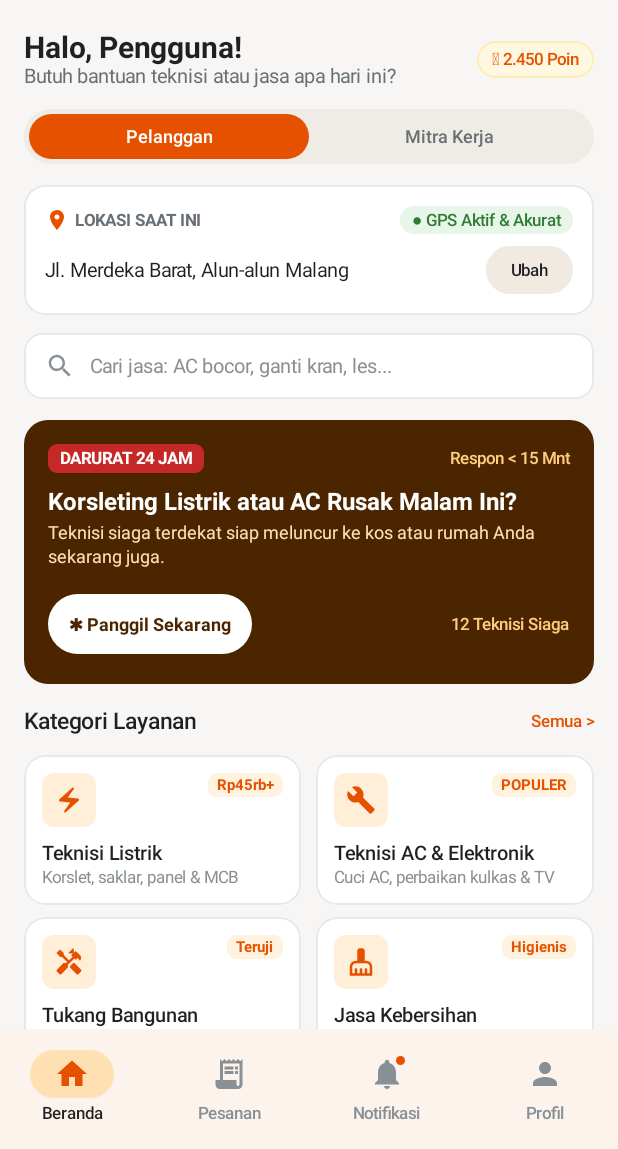
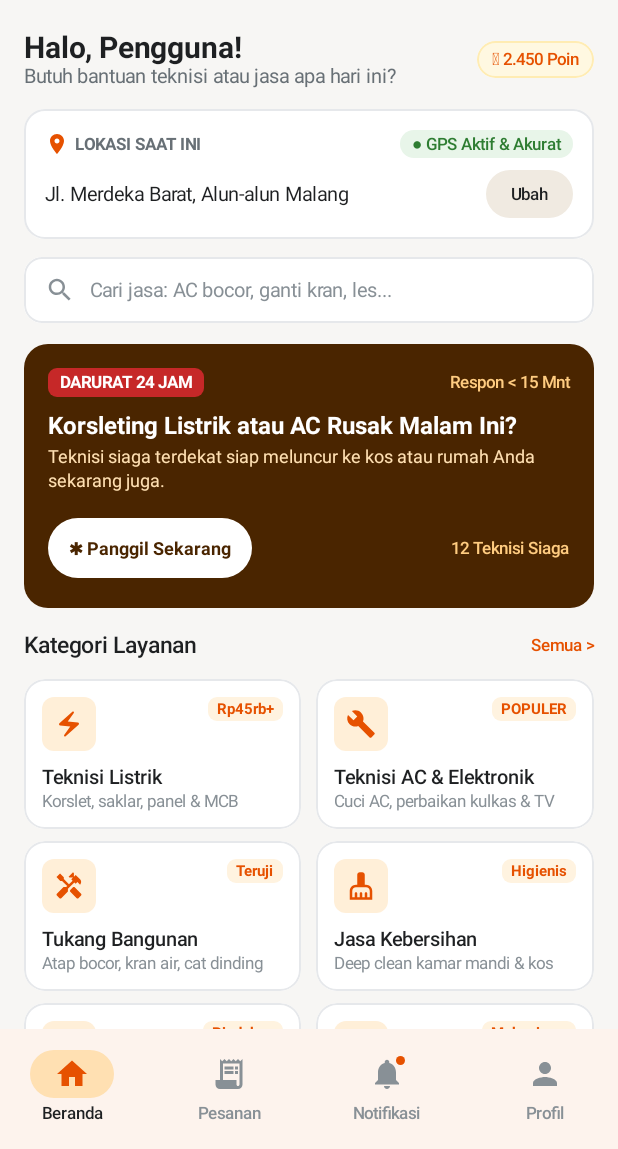
Before and after one commit to galihpraditya/Bantuin, an Android app built with Jetpack Compose: the CustomerHomeScreen screen opened through its navigation route, on a phone screen of 412 x 824 dp, the part 87-1236 px from its top. Run offline under Robolectric (Android 15) with nearby library versions, the phone set to English and light mode, and no system bars; libraries missing offline, so code that uses them is left out: org.osmdroid.config; pictures from the network do not load.

Commit message:
home screen

```diff
--- a/app/src/main/java/id/bantuin/app/ui/customer/home/CustomerHomeScreen.kt
+++ b/app/src/main/java/id/bantuin/app/ui/customer/home/CustomerHomeScreen.kt
@@ -83,8 +83,6 @@ import id.bantuin.app.ui.theme.TextSecondary
 fun CustomerHomeScreen(
     orderFlow: OrderFlowManager,
     onCategoryClick: (Int) -> Unit,
-    onSwitchToProvider: () -> Unit,
-    onSwitchToProviderUnauthorized: () -> Unit,
     onEmergencyClick: () -> Unit,
     repository: BantuinRepository,
     viewModel: CustomerHomeViewModel = viewModel(factory = BantuinViewModelFactory(repository)),
@@ -106,13 +104,7 @@ fun CustomerHomeScreen(
         // 1. Header & Sapaan
         item {
             CustomerHeaderSection(
-                customerName = uiState.user?.fullName ?: "Pengguna",
-                onSwitchRole = {
-                    viewModel.switchToProvider(
-                        onAllowed = onSwitchToProvider,
-                        onUnauthorized = onSwitchToProviderUnauthorized
-                    )
-                }
+                customerName = uiState.user?.fullName ?: "Pengguna"
             )
         }
 
@@ -184,8 +176,7 @@ fun CustomerHomeScreen(
 
 @Composable
 private fun CustomerHeaderSection(
-    customerName: String,
-    onSwitchRole: () -> Unit
+    customerName: String
 ) {
     Column(
         modifier = Modifier
@@ -283,48 +274,6 @@ private fun CustomerHeaderSection(
             }
         }
 
-        Spacer(modifier = Modifier.height(14.dp))
-
-        // Switch Mode: Pelanggan vs Mitra
-        Box(
-            modifier = Modifier
-                .fillMaxWidth()
-                .clip(RoundedCornerShape(24.dp))
-                .background(Color(0xFFEFECE6))
-                .padding(3.dp)
-        ) {
-            Row(modifier = Modifier.fillMaxWidth()) {
-                Box(
-                    modifier = Modifier
-                        .weight(1f)
-                        .clip(RoundedCornerShape(20.dp))
-                        .background(OrangePrimary)
-                        .padding(vertical = 8.dp),
-                    contentAlignment = Alignment.Center
-                ) {
-                    Text(
-                        text = "Pelanggan",
-                        style = MaterialTheme.typography.labelMedium,
-                        color = Color.White,
-                        fontWeight = FontWeight.SemiBold
-                    )
-                }
-                Box(
-                    modifier = Modifier
-                        .weight(1f)
-                        .clip(RoundedCornerShape(20.dp))
-                        .clickable { onSwitchRole() }
-                        .padding(vertical = 8.dp),
-                    contentAlignment = Alignment.Center
-                ) {
-                    Text(
-                        text = "Mitra Kerja",
-                        style = MaterialTheme.typography.labelMedium,
-                        color = TextSecondary
-                    )
-                }
-            }
-        }
     }
 }
 
```
Also changed, not shown: app/src/main/java/id/bantuin/app/ui/navigation/NavGraph.kt (+1 -21 lines), app/src/main/java/id/bantuin/app/ui/provider/home/ProviderHomeScreen.kt (+0 -18 lines).
